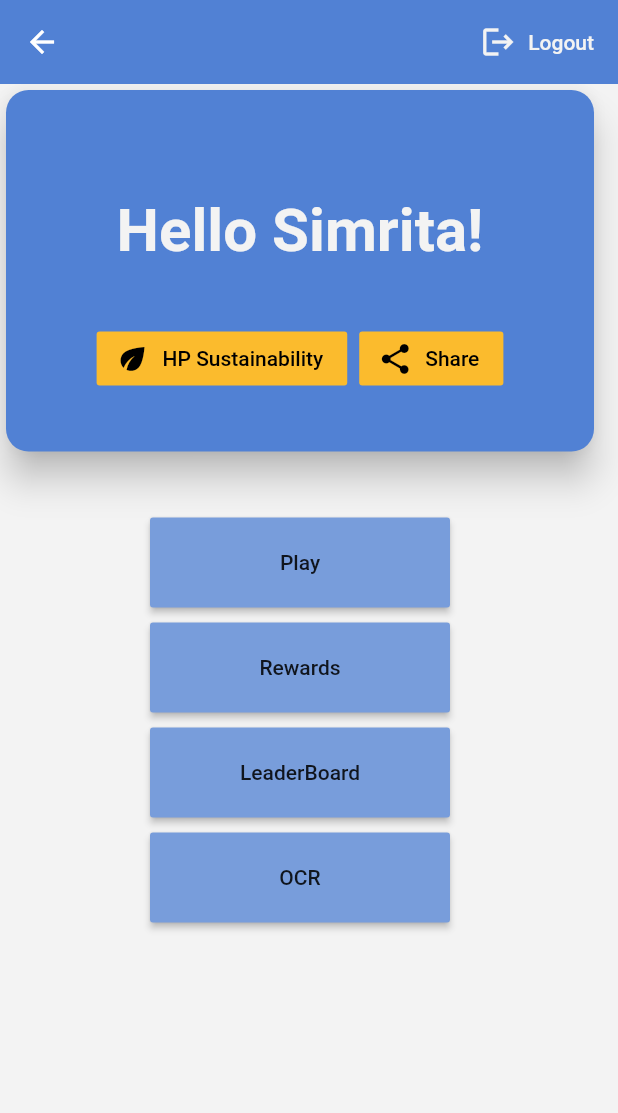
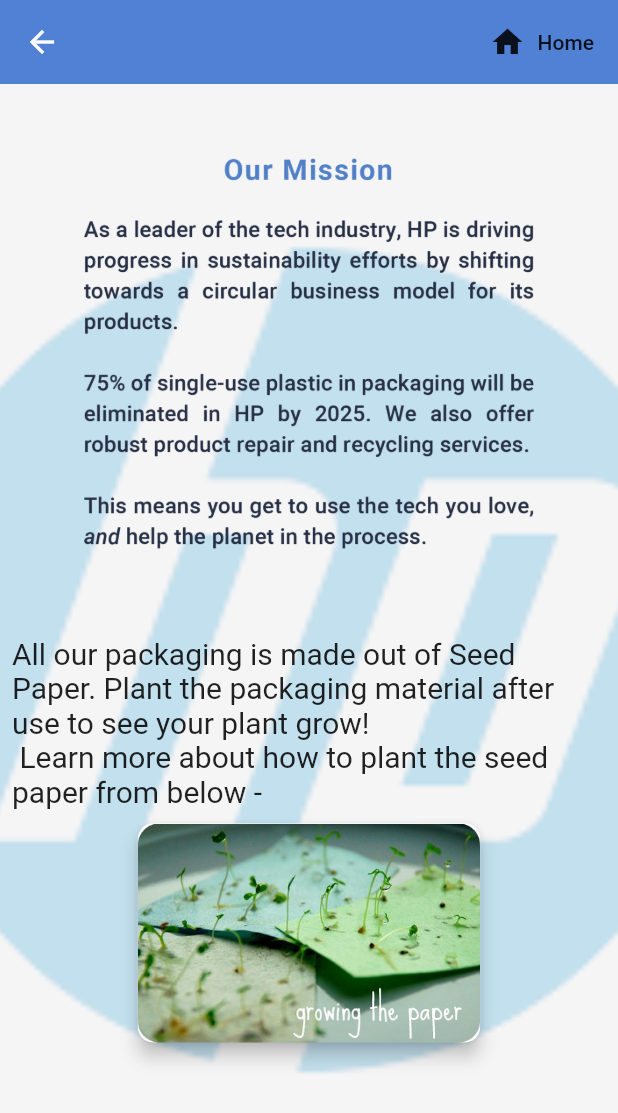
Before and after one commit to simritaj/hp_tetris, a Flutter app: the Home screen opened directly, after a tap on "HP Sustainability", on a phone screen of 412 x 824 dp. Shown: the top 1113 px of the screen. Run offline on Flutter 3.47's test engine with Material 2 defaults, Android fonts, the phone set to English and light mode, and no system bars; our stand-ins replace cloud_firestore, firebase_auth, firebase_core, image_picker; missing offline and left inert: firebase_ml_vision; accounts and stored records are empty.

Commit message:
home_card complete

```diff
--- a/lib/pages/home/home.dart
+++ b/lib/pages/home/home.dart
@@ -3,6 +3,7 @@ import 'package:hp_tetris/pages/linkedpages/leaderboard.dart';
 import 'package:hp_tetris/pages/linkedpages/play.dart';
 import 'package:hp_tetris/pages/linkedpages/rewards.dart';
 import 'package:hp_tetris/pages/linkedpages/share.dart';
+import 'package:hp_tetris/pages/linkedpages/sustainability.dart';
 import 'package:hp_tetris/pages/linkedpages/upload.dart';
 import 'package:hp_tetris/services/auth.dart';
 
@@ -56,7 +57,10 @@ class Home extends StatelessWidget {
                     color: Color.fromARGB(255, 251, 187, 45),
                     icon: Icon(Icons.eco, color: Colors.black,),
                     label: Text('HP Sustainability', style: TextStyle(color: Colors.black)),
-                    onPressed: () async {},
+                    onPressed: () {Navigator.push(
+              context,
+              MaterialPageRoute(builder: (context) => Sustainability()),
+            );},
                   ),
                        FlatButton.icon(
                     color: Color.fromARGB(255, 251, 187, 45),
--- /dev/null
+++ b/lib/pages/linkedpages/sustainability.dart
@@ -0,0 +1,75 @@
+import 'package:flutter/material.dart';
+import 'package:hp_tetris/pages/home/home.dart';
+
+class Sustainability extends StatefulWidget {
+  @override
+  _SustainabilityState createState() => _SustainabilityState();
+}
+
+class _SustainabilityState extends State<Sustainability> {
+  @override
+  Widget build(BuildContext context) {
+    return Scaffold(
+        backgroundColor: Color.fromARGB(255, 243, 243, 243),
+        appBar: AppBar(
+          //title: Text('Home: Packtris'),
+          backgroundColor: Color.fromARGB(255, 81, 129, 212),
+          elevation: 0.0,
+          actions: <Widget>[
+            FlatButton.icon(
+              icon: Icon(Icons.home),
+              label: Text('Home'),
+              onPressed: () {
+                Navigator.push(
+                  context,
+                  MaterialPageRoute(builder: (context) => Home()),
+                );
+              },
+            ),
+          ],
+        ),
+        body: Container(
+          decoration: BoxDecoration(
+            image: DecorationImage(
+                colorFilter: new ColorFilter.mode(
+                    Colors.black.withOpacity(0.2), BlendMode.dstATop),
+                image: AssetImage('assets/hp_logo.png'),
+                fit: BoxFit.fitHeight),
+          ),
+          child: Column(
+            children: [
+
+              Padding(
+                padding: const EdgeInsets.all(30.0),
+                child: Image.asset(
+                  'assets/ob1.png',
+                  height: 300,
+                  width: 300,
+                ),
+              ),
+              Padding(
+                padding: const EdgeInsets.all(8.0),
+                child: Text('All our packaging is made out of Seed Paper. Plant the packaging material after use to see your plant grow! \n Learn more about how to plant the seed paper from below - ',
+                style: TextStyle(fontSize: 20)),
+              ),
+              SizedBox(
+                height: 150,
+                child: Card(
+          semanticContainer: true,
+          clipBehavior: Clip.antiAliasWithSaveLayer,
+          child: Image.asset(
+            'assets/seedpaper.jpg',
+            fit: BoxFit.fill,
+          ),
+          shape: RoundedRectangleBorder(
+            borderRadius: BorderRadius.circular(10.0),
+          ),
+          elevation: 5,
+          margin: EdgeInsets.all(2),
+        ),
+              ),
+            ],
+          ),
+        ));
+  }
+}
--- a/lib/tetris/next_block.dart
+++ b/lib/tetris/next_block.dart
@@ -32,7 +32,7 @@ class _NextBlockState extends State<NextBlock> {
               child: Container(
                 color: Colors.indigo[600],
                 child: Center(
-                  child: Provider.of<Data>(context, listen: false).getNextBlockWidget(),
+                  child: Provider.of<Data>(context).getNextBlockWidget(),
                 ),
               ),
             ),
--- a/pubspec.yaml
+++ b/pubspec.yaml
@@ -62,7 +62,9 @@ flutter:
       - assets/ob2.png
       - assets/share.png
       - assets/verified.png
+      - assets/seedpaper.jpg
   #   - images/a_dot_ham.jpeg
+
 
   # An image asset can refer to one or more resolution-specific "variants", see
   # https://flutter.dev/assets-and-images/#resolution-aware.
```
Also changed, not shown: lib/pages/linkedpages/share.dart (+20 -2 lines), assets/seedpaper.jpg (added).
